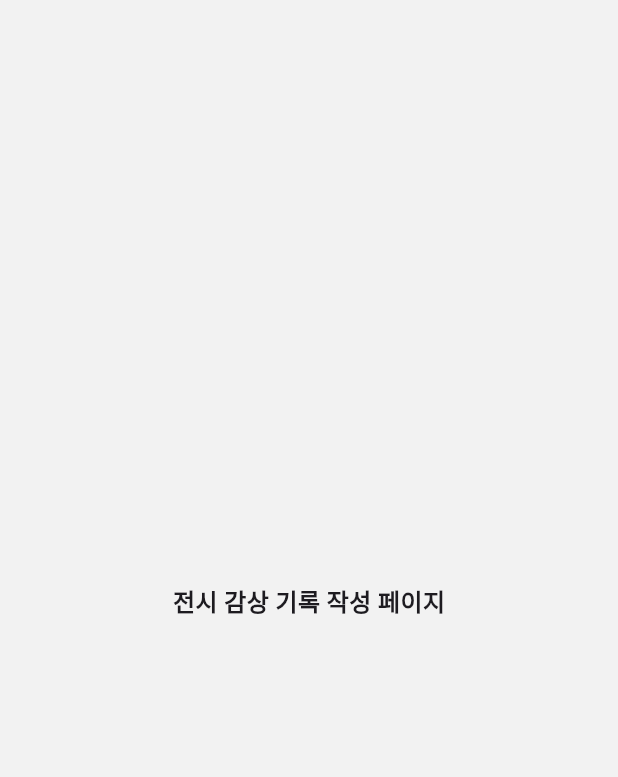
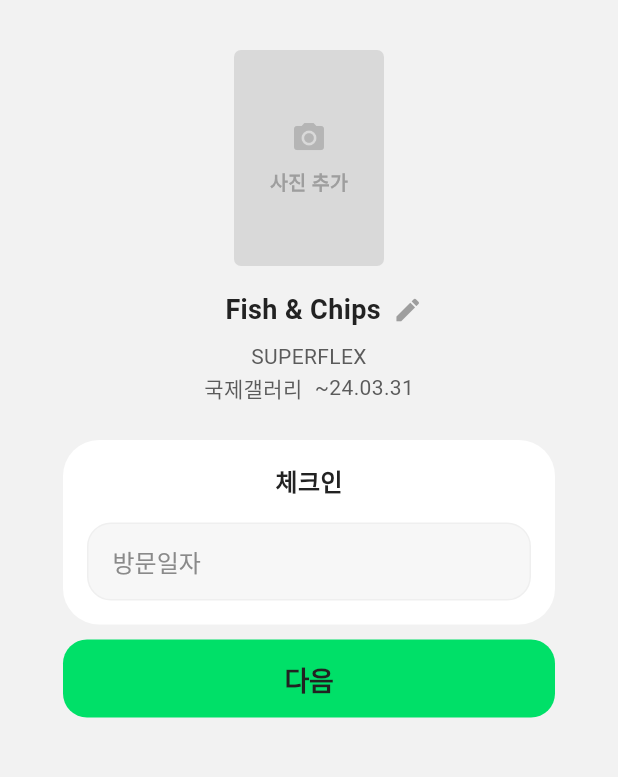
Before and after one commit to artlogofficial/artlog-app-mvp, a Flutter app: the NowCreatePage screen opened directly, on a phone screen of 412 x 824 dp, the part 58-835 px from its top. Run offline on Flutter 3.47's test engine with Material 3 defaults, Android fonts, the phone set to English and light mode, and no system bars; our stand-ins replace cloud_firestore, firebase_auth, firebase_core; missing offline and left inert: kakao_flutter_sdk; accounts and stored records are empty; Roboto replaces fonts that are missing (Pretendard).

Commit message:
<ui>(now): UI 구현

```diff
--- a/lib/ui/pages/ex_register/ex_register_page.dart
+++ b/lib/ui/pages/ex_register/ex_register_page.dart
@@ -1,6 +1,6 @@
 import 'package:artlog_app_mvp/ui/pages/ex_register/ex_date_%08selection_sheet.dart';
 import 'package:artlog_app_mvp/ui/pages/ex_register/ex_location_search_page.dart';
-import 'package:artlog_app_mvp/ui/pages/now_create/now_create_page.dart';
+import 'package:artlog_app_mvp/ui/pages/now_create/now_create_checkin_page.dart';
 import 'package:artlog_app_mvp/ui/widgets/common/image_uploader.dart';
 import 'package:flutter/material.dart';
 import 'package:artlog_app_mvp/ui/widgets/appbars/custom_appbar.dart';
--- a/lib/ui/pages/now_create/now_create_checkin_page.dart
+++ b/lib/ui/pages/now_create/now_create_checkin_page.dart
@@ -1,3 +1,7 @@
+import 'package:artlog_app_mvp/ui/widgets/buttons/contained_button.dart';
+import 'package:artlog_app_mvp/ui/widgets/cards/ex_register_card.dart';
+import 'package:artlog_app_mvp/ui/widgets/common/image_uploader.dart';
+import 'package:artlog_app_mvp/ui/widgets/icons/icon_widgets.dart';
 import 'package:flutter/material.dart';
 import 'package:artlog_app_mvp/ui/widgets/appbars/custom_appbar.dart';
 
@@ -15,10 +19,94 @@ class _NowCreatePageState extends State<NowCreatePage> {
         type: AppBarType.sub,
         showBackButton: true,
       ),
-      body: Center(
-        child: Text(
-          "전시 감상 기록 작성 페이지",
-          style: TextStyle(fontSize: 16, fontWeight: FontWeight.bold),
+      body: Padding(
+        padding: const EdgeInsets.all(16.0),
+        child: Column(
+          children: [
+            // 사진 업로드 위젯 추가
+            Center(child: ImageUploader()),
+            SizedBox(height: 16),
+            Row(
+              mainAxisAlignment: MainAxisAlignment.center,
+              children: [
+                SizedBox(width: 20),
+                Text(
+                  'Fish & Chips',
+                  textAlign: TextAlign.center,
+                  style: TextStyle(
+                    color: Color(0xFF222222),
+                    fontSize: 18,
+                    fontFamily: 'Pretendard',
+                    fontWeight: FontWeight.w600,
+                  ),
+                ),
+                SizedBox(width: 8),
+                AppIcons.modify(size: 20, color: Colors.grey),
+              ],
+            ),
+            SizedBox(height: 8),
+            Text(
+              'SUPERFLEX',
+              textAlign: TextAlign.center,
+              style: TextStyle(
+                color: Color(0xFF5B5B5B),
+                fontSize: 14,
+                fontFamily: 'Pretendard',
+                fontWeight: FontWeight.w400,
+                height: 1.50,
+              ),
+            ),
+            Row(
+              mainAxisAlignment: MainAxisAlignment.center,
+              children: [
+                Text(
+                  '국제갤러리',
+                  textAlign: TextAlign.center,
+                  style: TextStyle(
+                    color: Color(0xFF5B5B5B),
+                    fontSize: 14,
+                    fontFamily: 'Pretendard',
+                    fontWeight: FontWeight.w400,
+                    height: 1.50,
+                  ),
+                ),
+                SizedBox(width: 8),
+                Text(
+                  '~24.03.31',
+                  textAlign: TextAlign.center,
+                  style: TextStyle(
+                    color: Color(0xFF5B5B5B),
+                    fontSize: 14,
+                    fontFamily: 'Pretendard',
+                    fontWeight: FontWeight.w400,
+                    height: 1.50,
+                  ),
+                ),
+              ],
+            ),
+            SizedBox(height: 24),
+                // 체크인 날짜 입력
+                ExRegisterCard(
+                  title: "체크인",
+                  isTextField: true,
+                  hintText: "방문일자",
+                ),
+                const SizedBox(height: 10),
+            // 다음 버튼
+            Center(
+              child: ContainedButton(
+                text: "다음",
+                onPressed: () {
+                  Navigator.push(
+                    context,
+                    MaterialPageRoute(
+                        builder: (context) =>
+                            NowCreatePage()), // 전시 감상 기록 페이지로 이동
+                  );
+                },
+              ),
+            ),
+          ],
         ),
       ),
     );
```
